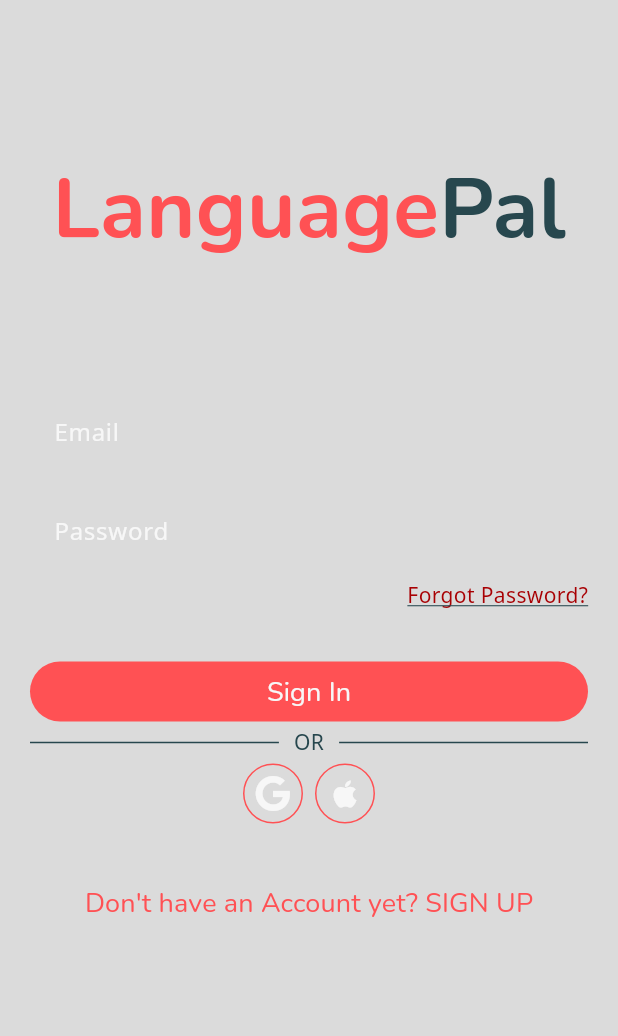
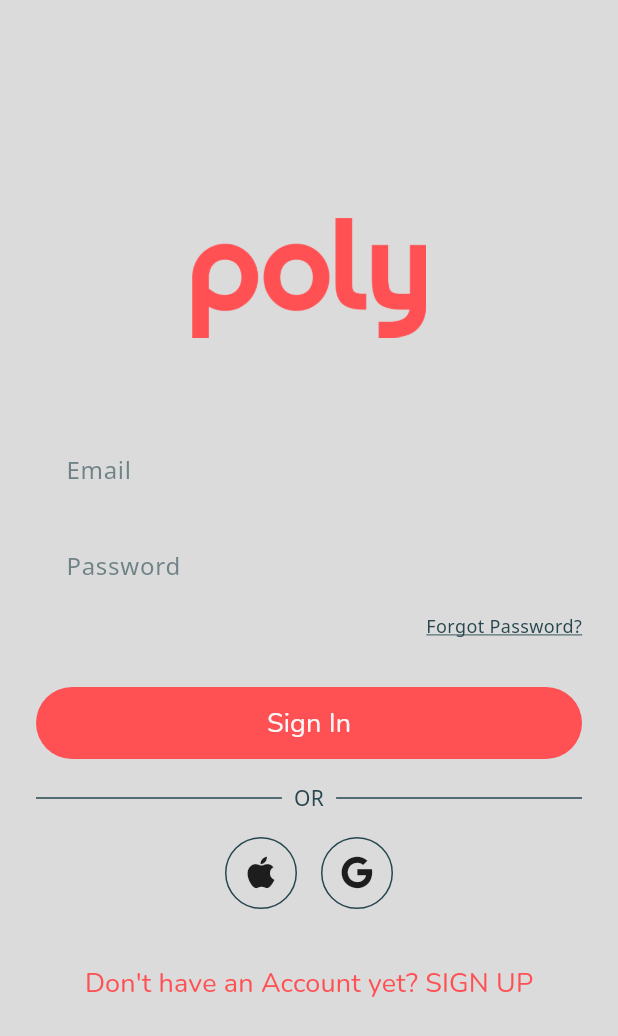
Before and after one commit to peer-rh/PolyApp, a Flutter app: the screen it shows after launch, on a phone screen of 412 x 824 dp. Shown: the top 1036 px of the screen. Run offline on Flutter 3.47's test engine with Material 2 defaults, Android fonts, the light colour scheme and no system bars; our stand-ins replace audioplayers, cloud_firestore, cloud_functions, firebase_auth, firebase_core, firebase_crashlytics and 8 more; missing offline and left inert: firebase_app_check; accounts and stored records are empty; generated files the repository leaves out were written again.

Commit message:
Designed Auth Page

```diff
--- a/language_pal/lib/auth/presentation/auth_page.dart
+++ b/language_pal/lib/auth/presentation/auth_page.dart
@@ -5,6 +5,7 @@ import 'package:poly_app/auth/logic/auth_provider.dart';
 import 'package:poly_app/auth/presentation/components/o_auth_buttons.dart';
 import 'package:poly_app/auth/presentation/components/sign_in_button.dart';
 import 'package:poly_app/auth/presentation/forgot_password.dart';
+import 'package:poly_app/common/ui/divider.dart';
 import 'package:poly_app/common/ui/logo.dart';
 import 'package:flutter_gen/gen_l10n/app_localizations.dart';
 
@@ -47,8 +48,8 @@ class _AuthPageState extends ConsumerState<AuthPage> {
         },
         child: Text(
           AppLocalizations.of(context)!.forgot_password_link,
-          style: TextStyle(
-            color: Theme.of(context).colorScheme.secondary,
+          style: const TextStyle(
+            fontSize: 12,
             decoration: TextDecoration.underline,
           ),
         ),
@@ -56,15 +57,14 @@ class _AuthPageState extends ConsumerState<AuthPage> {
     );
 
     return Scaffold(
-      body: SingleChildScrollView(
-        child: Container(
-          padding: const EdgeInsets.all(20),
+      resizeToAvoidBottomInset: false,
+      body: Container(
+        padding: const EdgeInsets.all(24),
         child: Column(
           mainAxisAlignment: MainAxisAlignment.center,
           children: [
-              const SizedBox(height: 80),
-              const Logo(56),
-              const SizedBox(height: 80),
+            const Logo(80),
+            const SizedBox(height: 64),
             TextField(
               keyboardType: TextInputType.emailAddress,
               autofillHints: const [
@@ -73,29 +73,60 @@ class _AuthPageState extends ConsumerState<AuthPage> {
               ],
               controller: emailCont,
               decoration: InputDecoration(
-                  border: const OutlineInputBorder(),
+                contentPadding:
+                    const EdgeInsets.symmetric(horizontal: 16, vertical: 12),
+                border: const OutlineInputBorder(
+                    borderRadius: BorderRadius.all(Radius.circular(8))),
                 labelText: AppLocalizations.of(context)!.auth_email,
+                labelStyle: Theme.of(context).textTheme.bodyLarge!.copyWith(
+                      color: Theme.of(context)
+                          .colorScheme
+                          .onBackground
+                          .withOpacity(0.6),
+                    ),
+                floatingLabelStyle: Theme.of(context)
+                    .textTheme
+                    .bodyLarge!
+                    .copyWith(color: Theme.of(context).colorScheme.primary),
               ),
             ),
-              const SizedBox(height: 10),
+            const SizedBox(height: 16),
             TextField(
               controller: passCont,
               autofillHints: const [AutofillHints.password],
               obscureText: true,
               decoration: InputDecoration(
-                    border: const OutlineInputBorder(),
-                    labelText: AppLocalizations.of(context)!.auth_password),
+                contentPadding:
+                    const EdgeInsets.symmetric(horizontal: 16, vertical: 12),
+                border: const OutlineInputBorder(
+                    borderRadius: BorderRadius.all(Radius.circular(8))),
+                labelText: AppLocalizations.of(context)!.auth_password,
+                labelStyle: Theme.of(context).textTheme.bodyLarge!.copyWith(
+                      color: Theme.of(context)
+                          .colorScheme
+                          .onBackground
+                          .withOpacity(0.6),
                     ),
-              const SizedBox(height: 5),
-              signIn ? forgotPassword : const SizedBox(height: 20),
-              const SizedBox(height: 5),
+                floatingLabelStyle: Theme.of(context)
+                    .textTheme
+                    .bodyLarge!
+                    .copyWith(color: Theme.of(context).colorScheme.primary),
+              ),
+            ),
+            const SizedBox(height: 8),
+            signIn ? forgotPassword : const SizedBox(height: 17),
+            const SizedBox(height: 4),
             if (errorMsg != null)
               Text(
                 errorMsg!,
                 style: TextStyle(color: Theme.of(context).colorScheme.error),
               ),
-              const SizedBox(height: 5),
-              CustomAuthButton(
+            const SizedBox(height: 8),
+            FilledButton(
+              style: ButtonStyle(
+                minimumSize:
+                    MaterialStateProperty.all(const Size.fromHeight(48)),
+              ),
               onPressed: () {
                 signIn
                     ? runAuth(() => ref
@@ -107,13 +138,18 @@ class _AuthPageState extends ConsumerState<AuthPage> {
                         .signUpWithEmailAndPassword(
                             emailCont.text, passCont.text));
               },
-                text: signIn
+              child: Text(
+                signIn
                     ? AppLocalizations.of(context)!.auth_sign_in
                     : AppLocalizations.of(context)!.auth_sign_up,
+                style: Theme.of(context).textTheme.labelLarge!.copyWith(
+                      color: Theme.of(context).colorScheme.onPrimary,
                     ),
-              ConstrainedBox(constraints: const BoxConstraints(maxHeight: 15)),
-              oAuthDivider(),
-              ConstrainedBox(constraints: const BoxConstraints(maxHeight: 15)),
+              ),
+            ),
+            const SizedBox(height: 16),
+            CustomDivider(text: "OR"), // TODO: i18n
+            const SizedBox(height: 16),
             OAuthButtons(ref.read(authProvider)),
             const SizedBox(height: 25),
             TextButton(
@@ -132,7 +168,6 @@ class _AuthPageState extends ConsumerState<AuthPage> {
           ],
         ),
       ),
-      ),
     );
   }
 }
--- a/language_pal/lib/auth/presentation/components/o_auth_buttons.dart
+++ b/language_pal/lib/auth/presentation/components/o_auth_buttons.dart
@@ -2,6 +2,8 @@
 import 'package:flutter/material.dart';
 import 'package:font_awesome_flutter/font_awesome_flutter.dart';
 import 'package:poly_app/auth/logic/auth_provider.dart';
+import 'package:poly_app/common/ui/custom_circular_button.dart';
+import 'package:poly_app/common/ui/custom_icons.dart';
 
 class OAuthButtons extends StatelessWidget {
   final AuthProvider authProvider;
@@ -13,41 +15,20 @@ class OAuthButtons extends StatelessWidget {
     return Row(
       mainAxisAlignment: MainAxisAlignment.center,
       children: [
-        IconButton(
-            style: ButtonStyle(
-                side: MaterialStateProperty.all(
-                    BorderSide(color: Theme.of(context).primaryColor))),
-            onPressed: authProvider.signInWithGoogle,
-            icon: const Icon(FontAwesomeIcons.google)),
-        IconButton(
-          style: ButtonStyle(
-              side: MaterialStateProperty.all(
-                  BorderSide(color: Theme.of(context).primaryColor))),
-          onPressed: authProvider.signInWithApple,
-          icon: const Icon(Icons.apple),
+        CustomCircularButton(
+            size: 48,
+            icon: const Icon(CustomIcons.apple),
+            outlineColor: Theme.of(context).colorScheme.onBackground,
+            onPressed: authProvider.signInWithApple),
+        const SizedBox(
+          width: 16,
         ),
+        CustomCircularButton(
+            size: 48,
+            icon: const Icon(CustomIcons.google),
+            outlineColor: Theme.of(context).colorScheme.onBackground,
+            onPressed: authProvider.signInWithGoogle),
       ],
     );
   }
 }
-
-Widget oAuthDivider() {
-  return Row(
-    mainAxisAlignment: MainAxisAlignment.center,
-    children: const [
-      Expanded(
-        child: Divider(),
-      ),
-      SizedBox(
-        width: 10,
-      ),
-      Text("OR"),
-      SizedBox(
-        width: 10,
-      ),
-      Expanded(
-        child: Divider(),
-      ),
-    ],
-  );
-}
--- a/language_pal/lib/auth/presentation/components/sign_in_button.dart
+++ /dev/null
@@ -1,18 +0,0 @@
-import 'package:flutter/material.dart';
-
-class CustomAuthButton extends StatelessWidget {
-  final String text;
-  final Function() onPressed;
-  const CustomAuthButton(
-      {required this.text, required this.onPressed, super.key});
-
-  @override
-  Widget build(BuildContext context) {
-    return FilledButton(
-      style: ButtonStyle(
-          minimumSize: MaterialStateProperty.all(const Size.fromHeight(40))),
-      onPressed: onPressed,
-      child: Text(text),
-    );
-  }
-}
--- /dev/null
+++ b/language_pal/lib/common/ui/custom_circular_button.dart
@@ -0,0 +1,41 @@
+import 'package:flutter/material.dart';
+
+class CustomCircularButton extends StatelessWidget {
+  final Widget icon;
+  final Function onPressed;
+  final Color? color;
+  final Color? outlineColor;
+  final double? outlineWidth;
+  final double size;
+
+  const CustomCircularButton({
+    Key? key,
+    required this.icon,
+    required this.onPressed,
+    this.color,
+    this.outlineColor,
+    this.outlineWidth,
+    required this.size,
+  }) : super(key: key);
+
+  @override
+  Widget build(BuildContext context) {
+    return InkWell(
+      onTap: () => onPressed(),
+      borderRadius: BorderRadius.circular(size / 2),
+      child: Container(
+          width: size,
+          height: size,
+          decoration: BoxDecoration(
+              color: color,
+              borderRadius: BorderRadius.circular(size / 2),
+              border: outlineColor != null
+                  ? Border.all(
+                      color: outlineColor!,
+                      width: outlineWidth ?? 1,
+                    )
+                  : null),
+          child: icon),
+    );
+  }
+}
--- a/language_pal/lib/common/ui/custom_icons.dart
+++ b/language_pal/lib/common/ui/custom_icons.dart
@@ -15,8 +15,8 @@
 ///
 import 'package:flutter/widgets.dart';
 
-class MyFlutterApp {
-  MyFlutterApp._();
+class CustomIcons {
+  CustomIcons._();
 
   static const _kFontFam = 'MyFlutterApp';
   static const String? _kFontPkg = null;
--- /dev/null
+++ b/language_pal/lib/common/ui/divider.dart
@@ -0,0 +1,28 @@
+import 'package:flutter/material.dart';
+
+class CustomDivider extends StatelessWidget {
+  final String text;
+  const CustomDivider({required this.text, super.key});
+
+  @override
+  Widget build(BuildContext context) {
+    return Row(
+      mainAxisAlignment: MainAxisAlignment.center,
+      children: [
+        const Expanded(
+          child: Divider(),
+        ),
+        const SizedBox(
+          width: 8,
+        ),
+        Text(text),
+        const SizedBox(
+          width: 8,
+        ),
+        const Expanded(
+          child: Divider(),
+        ),
+      ],
+    );
+  }
+}
--- a/language_pal/lib/common/ui/logo.dart
+++ b/language_pal/lib/common/ui/logo.dart
@@ -1,30 +1,11 @@
 import 'package:flutter/material.dart';
-import 'package:google_fonts/google_fonts.dart';
 
 class Logo extends StatelessWidget {
-  final double size;
-  const Logo(this.size, {super.key});
+  final double height;
+  const Logo(this.height, {super.key});
 
   @override
   Widget build(BuildContext context) {
-    return FittedBox(
-      fit: BoxFit.fitWidth,
-      child: Row(
-        mainAxisSize: MainAxisSize.min,
-        children: [
-          Text("Language",
-              style: GoogleFonts.nunito(
-                fontSize: size,
-                color: Theme.of(context).colorScheme.primary,
-                fontWeight: FontWeight.w700,
-              )),
-          Text("Pal",
-              style: GoogleFonts.nunito(
-                fontSize: size,
-                fontWeight: FontWeight.w700,
-              )),
-        ],
-      ),
-    );
+    return SizedBox(height: height, child: Image.asset("assets/logo.png"));
   }
 }
--- a/language_pal/pubspec.yaml
+++ b/language_pal/pubspec.yaml
@@ -83,6 +83,7 @@ flutter:
   assets:
     - assets/avatars/
     - .env
+    - assets/
   #   - images/a_dot_burr.jpeg
   #   - images/a_dot_ham.jpeg
 
@@ -98,7 +99,7 @@ flutter:
   # list giving the asset and other descriptors for the font. For
   # example:
   fonts:
-      - family: CustomIcons
+      - family: MyFlutterApp
         fonts:
           - asset: fonts/CustomIcons.ttf
   # fonts:
```
Also changed, not shown: language_pal/assets/logo.png (added), language_pal/assets/poly_parrot.png (added). Lines whose indentation alone changed are shown as unchanged.
